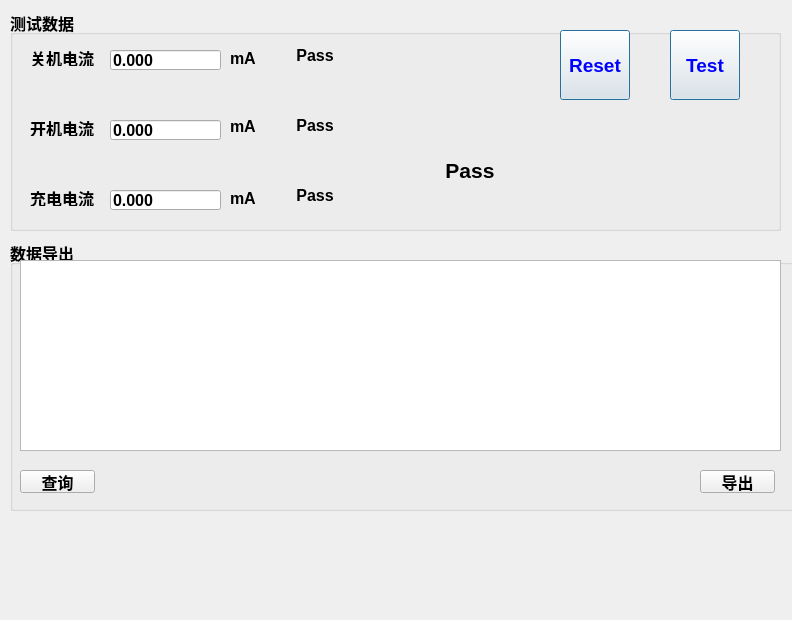
This is project/Harman_T500/testform.ui in happyrabbit456/Qt5_dev as Qt 5 draws it before an edit. The edited form follows.
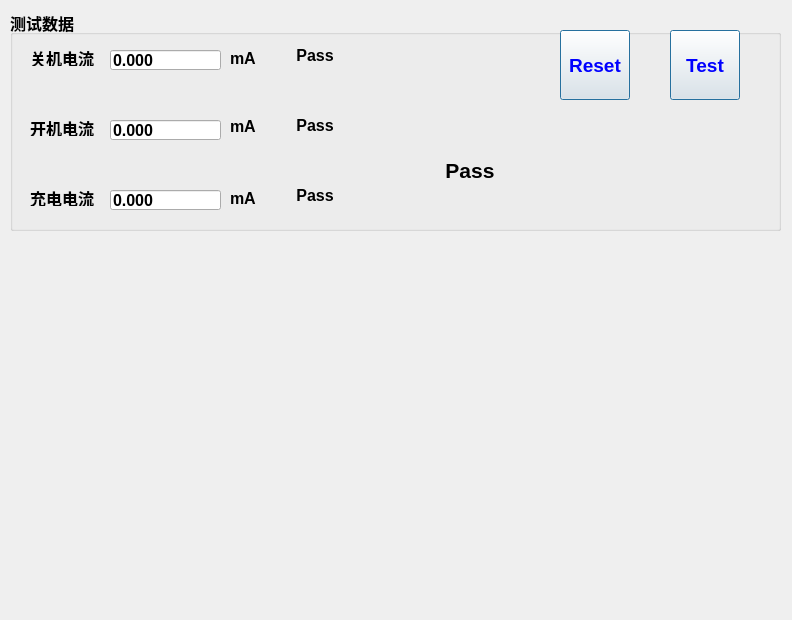
This is the edited form.

Commit message: 1.数据库分离成一个Tab

```diff
--- a/project/Harman_T500/testform.ui
+++ b/project/Harman_T500/testform.ui
@@ -13,62 +13,6 @@
   <property name="windowTitle">
    <string>Form</string>
   </property>
-  <widget class="QGroupBox" name="groupBoxDatabase">
-   <property name="geometry">
-    <rect>
-     <x>10</x>
-     <y>240</y>
-     <width>810</width>
-     <height>271</height>
-    </rect>
-   </property>
-   <property name="font">
-    <font>
-     <pointsize>12</pointsize>
-     <weight>75</weight>
-     <bold>true</bold>
-    </font>
-   </property>
-   <property name="title">
-    <string>数据导出</string>
-   </property>
-   <widget class="QTableView" name="tableView">
-    <property name="geometry">
-     <rect>
-      <x>10</x>
-      <y>20</y>
-      <width>761</width>
-      <height>191</height>
-     </rect>
-    </property>
-   </widget>
-   <widget class="QPushButton" name="btnQuery">
-    <property name="geometry">
-     <rect>
-      <x>10</x>
-      <y>230</y>
-      <width>75</width>
-      <height>23</height>
-     </rect>
-    </property>
-    <property name="text">
-     <string>查询</string>
-    </property>
-   </widget>
-   <widget class="QPushButton" name="btnExport">
-    <property name="geometry">
-     <rect>
-      <x>690</x>
-      <y>230</y>
-      <width>75</width>
-      <height>23</height>
-     </rect>
-    </property>
-    <property name="text">
-     <string>导出</string>
-    </property>
-   </widget>
-  </widget>
   <widget class="QGroupBox" name="groupBoxTest">
    <property name="geometry">
     <rect>
```
The commit also changes 5 other files.
